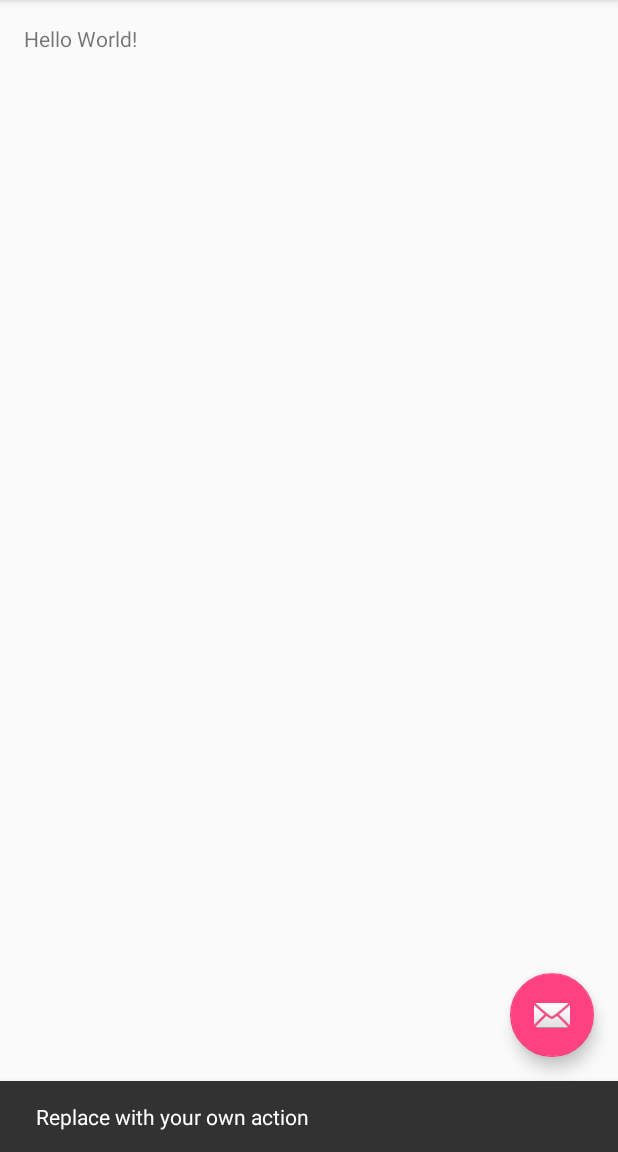
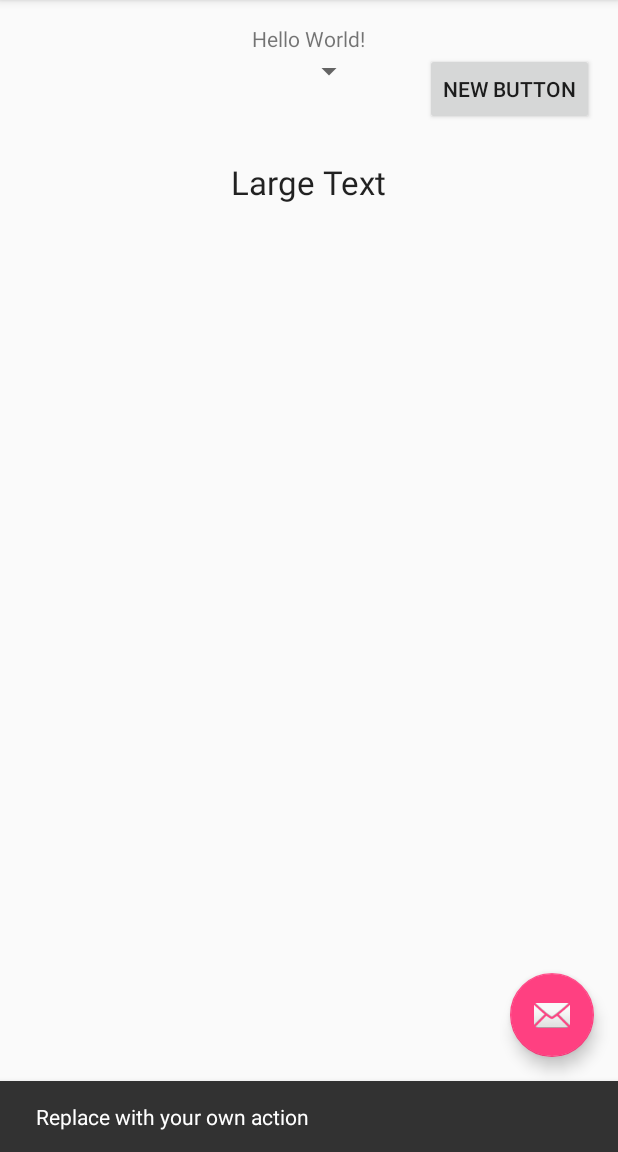
Before and after one commit to jayavardhanravi/Mobile-Application, an Android app: the screen it shows after launch (MainActivity), after a tap on an icon or button, on a phone screen of 412 x 824 dp, the part 84-1236 px from its top. Run offline under Robolectric (Android 15) with nearby library versions, the phone set to English and light mode, and no system bars.

Commit message:
Added spinner and button

```diff
--- a/BeerAdviser/app/src/main/res/layout/content_main.xml
+++ b/BeerAdviser/app/src/main/res/layout/content_main.xml
@@ -15,5 +15,36 @@
     <TextView
         android:layout_width="wrap_content"
         android:layout_height="wrap_content"
-        android:text="Hello World!" />
+        android:text="Hello World!"
+        android:id="@+id/textView"
+        android:layout_alignParentTop="true"
+        android:layout_centerHorizontal="true" />
+
+    <Spinner
+        android:layout_width="wrap_content"
+        android:layout_height="wrap_content"
+        android:id="@+id/spinner"
+        android:layout_below="@+id/textView"
+        android:layout_alignRight="@+id/textView"
+        android:layout_alignEnd="@+id/textView" />
+
+    <TextView
+        android:layout_width="wrap_content"
+        android:layout_height="wrap_content"
+        android:textAppearance="?android:attr/textAppearanceLarge"
+        android:text="Large Text"
+        android:id="@+id/textView2"
+        android:layout_below="@+id/spinner"
+        android:layout_centerHorizontal="true"
+        android:layout_marginTop="47dp" />
+
+    <Button
+        android:layout_width="wrap_content"
+        android:layout_height="wrap_content"
+        android:text="New Button"
+        android:id="@+id/button"
+        android:layout_below="@+id/textView"
+        android:layout_alignParentRight="true"
+        android:layout_alignParentEnd="true" />
+
 </RelativeLayout>
```
